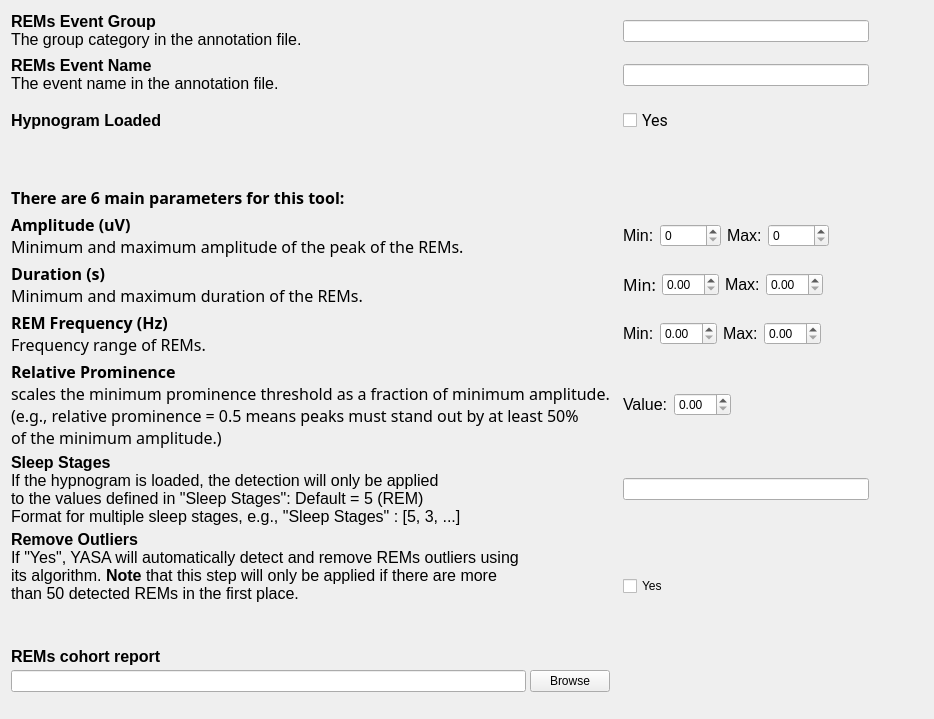
Old version of the form tools/CEAMSTools/DetectREMsYASA/DetectorStep/Ui_DetectorStep.ui in the repository SnoozToolbox/snooz-package-ceams.
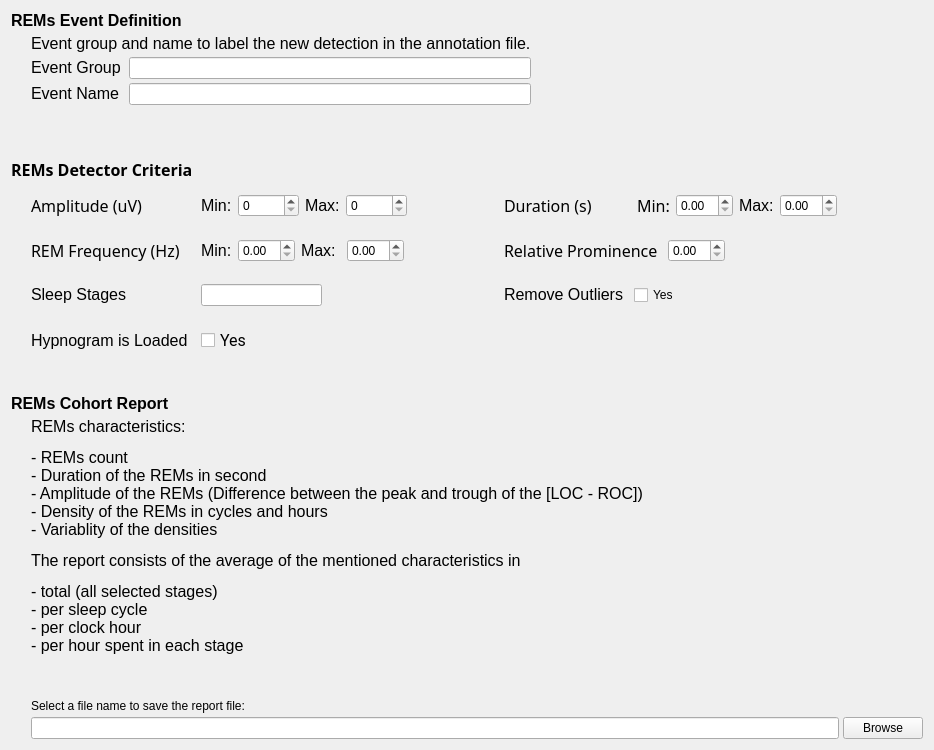
New version of the form.

Commit message: Significant UI changes of the YASA REMs Detection tool and upgrading the tool's version

```diff
--- a/tools/CEAMSTools/DetectREMsYASA/DetectorStep/Ui_DetectorStep.ui
+++ b/tools/CEAMSTools/DetectREMsYASA/DetectorStep/Ui_DetectorStep.ui
@@ -7,7 +7,7 @@
     <x>0</x>
     <y>0</y>
     <width>934</width>
-    <height>719</height>
+    <height>750</height>
    </rect>
   </property>
   <property name="windowTitle">
@@ -22,81 +22,21 @@
      <property name="spacing">
       <number>4</number>
      </property>
-     <item row="6" column="0">
-      <widget class="QLabel" name="label_2">
-       <property name="maximumSize">
-        <size>
-         <width>16777215</width>
-         <height>16777215</height>
-        </size>
+     <item row="4" column="2">
+      <widget class="QFrame" name="frame_7">
+       <property name="frameShape">
+        <enum>QFrame::Shape::NoFrame</enum>
        </property>
-       <property name="font">
-        <font>
-         <family>Roboto-Regular</family>
-         <pointsize>10</pointsize>
-         <italic>false</italic>
-         <bold>false</bold>
-        </font>
+       <property name="frameShadow">
+        <enum>QFrame::Shadow::Raised</enum>
        </property>
        <property name="lineWidth">
         <number>0</number>
        </property>
-       <property name="text">
-        <string>&lt;html&gt;&lt;head/&gt;&lt;body&gt;&lt;p&gt;&lt;span style=&quot; font-size:12pt; font-weight:700;&quot;&gt;Duration (s)&lt;/span&gt;&lt;br/&gt;&lt;span style=&quot; font-size:12pt;&quot;&gt;Minimum and maximum duration of the REMs.&lt;/span&gt;&lt;/p&gt;&lt;/body&gt;&lt;/html&gt;</string>
-       </property>
+       <layout class="QHBoxLayout" name="horizontalLayout_7"/>
       </widget>
      </item>
-     <item row="5" column="3">
-      <spacer name="horizontalSpacer_9">
-       <property name="orientation">
-        <enum>Qt::Orientation::Horizontal</enum>
-       </property>
-       <property name="sizeHint" stdset="0">
-        <size>
-         <width>40</width>
-         <height>20</height>
-        </size>
-       </property>
-      </spacer>
-     </item>
-     <item row="8" column="0" colspan="2">
-      <widget class="QLabel" name="label_4">
-       <property name="maximumSize">
-        <size>
-         <width>16777215</width>
-         <height>16777215</height>
-        </size>
-       </property>
-       <property name="font">
-        <font>
-         <family>Roboto-Regular</family>
-         <pointsize>10</pointsize>
-         <italic>false</italic>
-         <bold>false</bold>
-        </font>
-       </property>
-       <property name="lineWidth">
-        <number>0</number>
-       </property>
-       <property name="text">
-        <string>&lt;html&gt;&lt;head/&gt;&lt;body&gt;&lt;p&gt;&lt;span style=&quot; font-size:12pt; font-weight:700;&quot;&gt;Relative Prominence&lt;/span&gt;&lt;br/&gt;&lt;span style=&quot; font-size:12pt;&quot;&gt;scales the minimum prominence threshold as a fraction of minimum amplitude.&lt;br/&gt;(e.g., relative prominence = 0.5 means peaks must stand out by at least 50%&lt;br/&gt;of the minimum amplitude.)&lt;/span&gt;&lt;/p&gt;&lt;/body&gt;&lt;/html&gt;</string>
-       </property>
-      </widget>
-     </item>
-     <item row="10" column="3">
-      <spacer name="horizontalSpacer_12">
-       <property name="orientation">
-        <enum>Qt::Orientation::Horizontal</enum>
-       </property>
-       <property name="sizeHint" stdset="0">
-        <size>
-         <width>40</width>
-         <height>20</height>
-        </size>
-       </property>
-      </spacer>
-     </item>
-     <item row="1" column="2">
+     <item row="5" column="2">
       <widget class="QFrame" name="frame_6">
        <property name="frameShape">
         <enum>QFrame::Shape::NoFrame</enum>
@@ -107,14 +47,38 @@
        <property name="lineWidth">
         <number>0</number>
        </property>
-       <layout class="QHBoxLayout" name="horizontalLayout_6">
-        <item>
-         <widget class="QLineEdit" name="lineEdit_2"/>
-        </item>
-       </layout>
+       <layout class="QHBoxLayout" name="horizontalLayout_6"/>
       </widget>
      </item>
-     <item row="9" column="2">
+     <item row="15" column="0">
+      <spacer name="verticalSpacer_4">
+       <property name="orientation">
+        <enum>Qt::Orientation::Vertical</enum>
+       </property>
+       <property name="sizeHint" stdset="0">
+        <size>
+         <width>20</width>
+         <height>40</height>
+        </size>
+       </property>
+      </spacer>
+     </item>
+     <item row="6" column="0" colspan="4">
+      <layout class="QGridLayout" name="gridLayout_5">
+       <item row="0" column="3">
+        <spacer name="horizontalSpacer_3">
+         <property name="orientation">
+          <enum>Qt::Orientation::Horizontal</enum>
+         </property>
+         <property name="sizeHint" stdset="0">
+          <size>
+           <width>40</width>
+           <height>20</height>
+          </size>
+         </property>
+        </spacer>
+       </item>
+       <item row="2" column="2">
       <widget class="QFrame" name="frame_8">
        <property name="frameShape">
         <enum>QFrame::Shape::NoFrame</enum>
@@ -129,27 +93,24 @@
         <item>
          <widget class="QLineEdit" name="lineEdit_3"/>
         </item>
-       </layout>
-      </widget>
-     </item>
-     <item row="1" column="0" colspan="2">
-      <widget class="QLabel" name="label_9">
-       <property name="maximumSize">
+          <item>
+           <spacer name="horizontalSpacer_2">
+            <property name="orientation">
+             <enum>Qt::Orientation::Horizontal</enum>
+            </property>
+            <property name="sizeHint" stdset="0">
         <size>
-         <width>16777215</width>
-         <height>16777215</height>
-        </size>
-       </property>
-       <property name="lineWidth">
-        <number>0</number>
-       </property>
-       <property name="text">
-        <string>&lt;html&gt;&lt;head/&gt;&lt;body&gt;&lt;p&gt;&lt;span style=&quot; font-size:12pt; font-weight:700;&quot;&gt;REMs Event Name&lt;/span&gt;&lt;br/&gt;&lt;span style=&quot; font-size:12pt;&quot;&gt;The event name in the annotation file.&lt;/span&gt;&lt;/p&gt;&lt;/body&gt;&lt;/html&gt;</string>
-       </property>
-      </widget>
-     </item>
-     <item row="0" column="2">
-      <widget class="QFrame" name="frame_7">
+              <width>40</width>
+              <height>20</height>
+             </size>
+            </property>
+           </spacer>
+          </item>
+         </layout>
+        </widget>
+       </item>
+       <item row="3" column="2">
+        <widget class="QFrame" name="frame_9">
        <property name="frameShape">
         <enum>QFrame::Shape::NoFrame</enum>
        </property>
@@ -159,14 +120,29 @@
        <property name="lineWidth">
         <number>0</number>
        </property>
-       <layout class="QHBoxLayout" name="horizontalLayout_7">
+         <layout class="QHBoxLayout" name="horizontalLayout_9">
         <item>
-         <widget class="QLineEdit" name="lineEdit"/>
+           <widget class="QCheckBox" name="checkBox_2">
+            <property name="font">
+             <font>
+              <family>Roboto</family>
+              <pointsize>12</pointsize>
+              <italic>false</italic>
+              <bold>false</bold>
+             </font>
+            </property>
+            <property name="styleSheet">
+             <string notr="true">font: 12pt &quot;Roboto&quot;;</string>
+            </property>
+            <property name="text">
+             <string>Yes</string>
+            </property>
+           </widget>
         </item>
        </layout>
       </widget>
      </item>
-     <item row="6" column="2">
+       <item row="0" column="4">
       <widget class="QFrame" name="frame_2">
        <property name="frameShape">
         <enum>QFrame::Shape::NoFrame</enum>
@@ -178,6 +154,43 @@
         <number>0</number>
        </property>
        <layout class="QHBoxLayout" name="horizontalLayout_2">
+          <item>
+           <widget class="QLabel" name="label_2">
+            <property name="maximumSize">
+             <size>
+              <width>16777215</width>
+              <height>16777215</height>
+             </size>
+            </property>
+            <property name="font">
+             <font>
+              <family>Roboto-Regular</family>
+              <pointsize>10</pointsize>
+              <italic>false</italic>
+              <bold>false</bold>
+             </font>
+            </property>
+            <property name="lineWidth">
+             <number>0</number>
+            </property>
+            <property name="text">
+             <string>&lt;html&gt;&lt;head/&gt;&lt;body&gt;&lt;p&gt;&lt;span style=&quot; font-size:12pt;&quot;&gt;Duration (s)&lt;/span&gt;&lt;/p&gt;&lt;/body&gt;&lt;/html&gt;</string>
+            </property>
+           </widget>
+          </item>
+          <item>
+           <spacer name="horizontalSpacer_12">
+            <property name="orientation">
+             <enum>Qt::Orientation::Horizontal</enum>
+            </property>
+            <property name="sizeHint" stdset="0">
+             <size>
+              <width>40</width>
+              <height>20</height>
+             </size>
+            </property>
+           </spacer>
+          </item>
         <item>
          <widget class="QLabel" name="label_11">
           <property name="font">
@@ -215,7 +228,20 @@
          </widget>
         </item>
         <item>
-         <spacer name="horizontalSpacer_2">
+           <spacer name="horizontalSpacer_5">
+            <property name="orientation">
+             <enum>Qt::Orientation::Horizontal</enum>
+            </property>
+            <property name="sizeHint" stdset="0">
+             <size>
+              <width>40</width>
+              <height>20</height>
+             </size>
+            </property>
+           </spacer>
+          </item>
+          <item>
+           <spacer name="horizontalSpacer_7">
           <property name="orientation">
            <enum>Qt::Orientation::Horizontal</enum>
           </property>
@@ -230,7 +256,39 @@
        </layout>
       </widget>
      </item>
-     <item row="7" column="3">
+       <item row="2" column="4">
+        <widget class="QFrame" name="frame_5">
+         <property name="frameShape">
+          <enum>QFrame::Shape::NoFrame</enum>
+         </property>
+         <property name="frameShadow">
+          <enum>QFrame::Shadow::Raised</enum>
+         </property>
+         <property name="lineWidth">
+          <number>0</number>
+         </property>
+         <layout class="QHBoxLayout" name="horizontalLayout_5">
+          <item>
+           <widget class="QLabel" name="label_7">
+            <property name="lineWidth">
+             <number>0</number>
+            </property>
+            <property name="text">
+             <string>&lt;html&gt;&lt;head/&gt;&lt;body&gt;&lt;p&gt;&lt;span style=&quot; font-size:12pt;&quot;&gt;Remove Outliers     &lt;/span&gt;&lt;/p&gt;&lt;/body&gt;&lt;/html&gt;</string>
+            </property>
+           </widget>
+          </item>
+          <item>
+           <widget class="QCheckBox" name="checkBox">
+            <property name="styleSheet">
+             <string notr="true">font: 12pt &quot;Roboto&quot;;</string>
+            </property>
+            <property name="text">
+             <string>Yes</string>
+            </property>
+           </widget>
+          </item>
+          <item>
       <spacer name="horizontalSpacer_4">
        <property name="orientation">
         <enum>Qt::Orientation::Horizontal</enum>
@@ -243,42 +301,100 @@
        </property>
       </spacer>
      </item>
-     <item row="2" column="0">
+         </layout>
+        </widget>
+       </item>
+       <item row="1" column="1">
+        <widget class="QLabel" name="label_3">
+         <property name="maximumSize">
+          <size>
+           <width>16777215</width>
+           <height>16777215</height>
+          </size>
+         </property>
+         <property name="font">
+          <font>
+           <family>Roboto-Regular</family>
+           <pointsize>10</pointsize>
+           <italic>false</italic>
+           <bold>false</bold>
+          </font>
+         </property>
+         <property name="lineWidth">
+          <number>0</number>
+         </property>
+         <property name="text">
+          <string>&lt;html&gt;&lt;head/&gt;&lt;body&gt;&lt;p&gt;&lt;span style=&quot; font-size:12pt;&quot;&gt;REM Frequency (Hz)&lt;/span&gt;&lt;/p&gt;&lt;/body&gt;&lt;/html&gt;</string>
+         </property>
+         <property name="wordWrap">
+          <bool>true</bool>
+         </property>
+        </widget>
+       </item>
+       <item row="3" column="1">
       <widget class="QLabel" name="label_6">
        <property name="text">
-        <string>&lt;html&gt;&lt;head/&gt;&lt;body&gt;&lt;p&gt;&lt;span style=&quot; font-size:12pt; font-weight:700;&quot;&gt;Hypnogram Loaded&lt;/span&gt;&lt;/p&gt;&lt;/body&gt;&lt;/html&gt;</string>
-       </property>
-      </widget>
-     </item>
-     <item row="9" column="0" colspan="2">
-      <widget class="QLabel" name="label_16">
-       <property name="lineWidth">
-        <number>0</number>
-       </property>
-       <property name="text">
-        <string>&lt;html&gt;&lt;head/&gt;&lt;body&gt;&lt;p&gt;&lt;span style=&quot; font-size:12pt; font-weight:700;&quot;&gt;Sleep Stages&lt;/span&gt;&lt;br/&gt;&lt;span style=&quot; font-size:12pt;&quot;&gt;If the hypnogram is loaded, the detection will only be applied&lt;br/&gt;to the values defined in &amp;quot;Sleep Stages&amp;quot;: Default = 5 (REM)&lt;br/&gt;Format for multiple sleep stages, e.g., &amp;quot;Sleep Stages&amp;quot; : [5, 3, ...]&lt;/span&gt;&lt;/p&gt;&lt;/body&gt;&lt;/html&gt;</string>
-       </property>
-      </widget>
-     </item>
-     <item row="5" column="0">
-      <widget class="QLabel" name="label_8">
-       <property name="font">
-        <font>
-         <family>Roboto-Regular</family>
-         <pointsize>10</pointsize>
-         <italic>false</italic>
-         <bold>false</bold>
-        </font>
-       </property>
-       <property name="lineWidth">
-        <number>0</number>
-       </property>
-       <property name="text">
-        <string>&lt;html&gt;&lt;head/&gt;&lt;body&gt;&lt;p&gt;&lt;span style=&quot; font-size:12pt; font-weight:700;&quot;&gt;Amplitude (uV)&lt;/span&gt;&lt;br/&gt;&lt;span style=&quot; font-size:12pt;&quot;&gt;Minimum and maximum amplitude of the peak of the REMs.&lt;/span&gt;&lt;/p&gt;&lt;/body&gt;&lt;/html&gt;</string>
+          <string>&lt;html&gt;&lt;head/&gt;&lt;body&gt;&lt;p&gt;&lt;span style=&quot; font-size:12pt;&quot;&gt;Hypnogram is Loaded&lt;/span&gt;&lt;/p&gt;&lt;/body&gt;&lt;/html&gt;</string>
        </property>
       </widget>
      </item>
      <item row="1" column="3">
+        <spacer name="horizontalSpacer">
+         <property name="orientation">
+          <enum>Qt::Orientation::Horizontal</enum>
+         </property>
+         <property name="sizeHint" stdset="0">
+          <size>
+           <width>40</width>
+           <height>20</height>
+          </size>
+         </property>
+        </spacer>
+       </item>
+       <item row="1" column="4">
+        <widget class="QFrame" name="frame_4">
+         <property name="frameShape">
+          <enum>QFrame::Shape::NoFrame</enum>
+         </property>
+         <property name="frameShadow">
+          <enum>QFrame::Shadow::Raised</enum>
+         </property>
+         <property name="lineWidth">
+          <number>0</number>
+         </property>
+         <layout class="QHBoxLayout" name="horizontalLayout_4">
+          <item>
+           <widget class="QLabel" name="label_4">
+            <property name="maximumSize">
+             <size>
+              <width>16777215</width>
+              <height>16777215</height>
+             </size>
+            </property>
+            <property name="font">
+             <font>
+              <family>Roboto-Regular</family>
+              <pointsize>10</pointsize>
+              <italic>false</italic>
+              <bold>false</bold>
+             </font>
+            </property>
+            <property name="lineWidth">
+             <number>0</number>
+            </property>
+            <property name="text">
+             <string>&lt;html&gt;&lt;head/&gt;&lt;body&gt;&lt;p&gt;&lt;span style=&quot; font-size:12pt;&quot;&gt;Relative Prominence   &lt;/span&gt;&lt;/p&gt;&lt;/body&gt;&lt;/html&gt;</string>
+            </property>
+           </widget>
+          </item>
+          <item>
+           <widget class="QDoubleSpinBox" name="doubleSpinBox_2">
+            <property name="singleStep">
+             <double>0.010000000000000</double>
+            </property>
+           </widget>
+          </item>
+          <item>
       <spacer name="horizontalSpacer_8">
        <property name="orientation">
         <enum>Qt::Orientation::Horizontal</enum>
@@ -291,7 +407,114 @@
        </property>
       </spacer>
      </item>
-     <item row="7" column="2">
+         </layout>
+        </widget>
+       </item>
+       <item row="0" column="2">
+        <widget class="QFrame" name="frame">
+         <property name="frameShape">
+          <enum>QFrame::Shape::NoFrame</enum>
+         </property>
+         <property name="frameShadow">
+          <enum>QFrame::Shadow::Raised</enum>
+         </property>
+         <property name="lineWidth">
+          <number>0</number>
+         </property>
+         <layout class="QHBoxLayout" name="horizontalLayout">
+          <item>
+           <widget class="QLabel" name="label_18">
+            <property name="text">
+             <string>&lt;html&gt;&lt;head/&gt;&lt;body&gt;&lt;p&gt;&lt;span style=&quot; font-size:12pt;&quot;&gt;Min:&lt;/span&gt;&lt;/p&gt;&lt;/body&gt;&lt;/html&gt;</string>
+            </property>
+           </widget>
+          </item>
+          <item>
+           <widget class="QSpinBox" name="spinBox_2">
+            <property name="maximum">
+             <number>10000</number>
+            </property>
+           </widget>
+          </item>
+          <item>
+           <widget class="QLabel" name="label_17">
+            <property name="text">
+             <string>&lt;html&gt;&lt;head/&gt;&lt;body&gt;&lt;p&gt;&lt;span style=&quot; font-size:12pt;&quot;&gt;Max:&lt;/span&gt;&lt;/p&gt;&lt;/body&gt;&lt;/html&gt;</string>
+            </property>
+           </widget>
+          </item>
+          <item>
+           <widget class="QSpinBox" name="spinBox">
+            <property name="maximum">
+             <number>10000</number>
+            </property>
+           </widget>
+          </item>
+          <item>
+           <spacer name="horizontalSpacer_10">
+            <property name="orientation">
+             <enum>Qt::Orientation::Horizontal</enum>
+            </property>
+            <property name="sizeHint" stdset="0">
+             <size>
+              <width>40</width>
+              <height>20</height>
+             </size>
+            </property>
+           </spacer>
+          </item>
+         </layout>
+        </widget>
+       </item>
+       <item row="2" column="0">
+        <spacer name="verticalSpacer_2">
+         <property name="orientation">
+          <enum>Qt::Orientation::Vertical</enum>
+         </property>
+         <property name="sizeHint" stdset="0">
+          <size>
+           <width>20</width>
+           <height>40</height>
+          </size>
+         </property>
+        </spacer>
+       </item>
+       <item row="2" column="1">
+        <widget class="QLabel" name="label_16">
+         <property name="lineWidth">
+          <number>0</number>
+         </property>
+         <property name="text">
+          <string>&lt;html&gt;&lt;head/&gt;&lt;body&gt;&lt;p&gt;&lt;span style=&quot; font-size:12pt;&quot;&gt;Sleep Stages&lt;/span&gt;&lt;/p&gt;&lt;/body&gt;&lt;/html&gt;</string>
+         </property>
+        </widget>
+       </item>
+       <item row="0" column="1">
+        <widget class="QLabel" name="label_8">
+         <property name="font">
+          <font>
+           <family>Roboto-Regular</family>
+           <pointsize>10</pointsize>
+           <italic>false</italic>
+           <bold>false</bold>
+          </font>
+         </property>
+         <property name="lineWidth">
+          <number>0</number>
+         </property>
+         <property name="text">
+          <string>&lt;html&gt;&lt;head/&gt;&lt;body&gt;&lt;p&gt;&lt;span style=&quot; font-size:12pt;&quot;&gt;Amplitude (uV)&lt;/span&gt;&lt;/p&gt;&lt;/body&gt;&lt;/html&gt;</string>
+         </property>
+        </widget>
+       </item>
+       <item row="3" column="3">
+        <widget class="QLabel" name="label_22">
+         <property name="text">
+          <string/>
+         </property>
+        </widget>
+       </item>
+       <item row="1" column="2">
       <widget class="QFrame" name="frame_3">
        <property name="frameShape">
         <enum>QFrame::Shape::NoFrame</enum>
@@ -320,7 +543,7 @@
         <item>
          <widget class="QLabel" name="label_14">
           <property name="text">
-           <string>&lt;html&gt;&lt;head/&gt;&lt;body&gt;&lt;p&gt;&lt;span style=&quot; font-size:12pt;&quot;&gt;Max:&lt;/span&gt;&lt;/p&gt;&lt;/body&gt;&lt;/html&gt;</string>
+             <string>&lt;html&gt;&lt;head/&gt;&lt;body&gt;&lt;p&gt;&lt;span style=&quot; font-size:12pt;&quot;&gt;Max: &lt;/span&gt;&lt;/p&gt;&lt;/body&gt;&lt;/html&gt;</string>
           </property>
          </widget>
         </item>
@@ -332,88 +555,6 @@
          </widget>
         </item>
         <item>
-         <spacer name="horizontalSpacer_3">
-          <property name="orientation">
-           <enum>Qt::Orientation::Horizontal</enum>
-          </property>
-          <property name="sizeHint" stdset="0">
-           <size>
-            <width>40</width>
-            <height>20</height>
-           </size>
-          </property>
-         </spacer>
-        </item>
-       </layout>
-      </widget>
-     </item>
-     <item row="6" column="3">
-      <spacer name="horizontalSpacer_10">
-       <property name="orientation">
-        <enum>Qt::Orientation::Horizontal</enum>
-       </property>
-       <property name="sizeHint" stdset="0">
-        <size>
-         <width>40</width>
-         <height>20</height>
-        </size>
-       </property>
-      </spacer>
-     </item>
-     <item row="7" column="0">
-      <widget class="QLabel" name="label_3">
-       <property name="maximumSize">
-        <size>
-         <width>16777215</width>
-         <height>16777215</height>
-        </size>
-       </property>
-       <property name="font">
-        <font>
-         <family>Roboto-Regular</family>
-         <pointsize>10</pointsize>
-         <italic>false</italic>
-         <bold>false</bold>
-        </font>
-       </property>
-       <property name="lineWidth">
-        <number>0</number>
-       </property>
-       <property name="text">
-        <string>&lt;html&gt;&lt;head/&gt;&lt;body&gt;&lt;p&gt;&lt;span style=&quot; font-size:12pt; font-weight:700;&quot;&gt;REM Frequency (Hz)&lt;/span&gt;&lt;br/&gt;&lt;span style=&quot; font-size:12pt;&quot;&gt;Frequency range of REMs.&lt;/span&gt;&lt;/p&gt;&lt;/body&gt;&lt;/html&gt;</string>
-       </property>
-       <property name="wordWrap">
-        <bool>true</bool>
-       </property>
-      </widget>
-     </item>
-     <item row="17" column="0">
-      <spacer name="verticalSpacer">
-       <property name="orientation">
-        <enum>Qt::Orientation::Vertical</enum>
-       </property>
-       <property name="sizeHint" stdset="0">
-        <size>
-         <width>20</width>
-         <height>40</height>
-        </size>
-       </property>
-      </spacer>
-     </item>
-     <item row="0" column="3">
-      <spacer name="horizontalSpacer_6">
-       <property name="orientation">
-        <enum>Qt::Orientation::Horizontal</enum>
-       </property>
-       <property name="sizeHint" stdset="0">
-        <size>
-         <width>40</width>
-         <height>20</height>
-        </size>
-       </property>
-      </spacer>
-     </item>
-     <item row="9" column="3">
       <spacer name="horizontalSpacer_11">
        <property name="orientation">
         <enum>Qt::Orientation::Horizontal</enum>
@@ -426,191 +567,42 @@
        </property>
       </spacer>
      </item>
-     <item row="13" column="0">
+         </layout>
+        </widget>
+       </item>
+      </layout>
+     </item>
+     <item row="1" column="0">
+      <widget class="QLabel" name="label_19">
+       <property name="text">
+        <string>&lt;html&gt;&lt;head/&gt;&lt;body&gt;&lt;p&gt;&lt;span style=&quot; font-size:12pt; font-weight:700;&quot;&gt;REMs Event Definition&lt;/span&gt;&lt;/p&gt;&lt;/body&gt;&lt;/html&gt;</string>
+       </property>
+      </widget>
+     </item>
+     <item row="17" column="0">
       <widget class="QLabel" name="label_10">
        <property name="text">
-        <string>&lt;html&gt;&lt;head/&gt;&lt;body&gt;&lt;p&gt;&lt;span style=&quot; font-size:12pt; font-weight:700;&quot;&gt;REMs cohort report&lt;/span&gt;&lt;/p&gt;&lt;/body&gt;&lt;/html&gt;</string>
+        <string>&lt;html&gt;&lt;head/&gt;&lt;body&gt;&lt;p&gt;&lt;span style=&quot; font-size:12pt; font-weight:700;&quot;&gt;REMs Cohort Report&lt;/span&gt;&lt;/p&gt;&lt;/body&gt;&lt;/html&gt;</string>
        </property>
       </widget>
      </item>
-     <item row="8" column="2" colspan="2">
-      <widget class="QFrame" name="frame_4">
-       <property name="frameShape">
-        <enum>QFrame::Shape::NoFrame</enum>
-       </property>
-       <property name="frameShadow">
-        <enum>QFrame::Shadow::Raised</enum>
-       </property>
-       <property name="lineWidth">
-        <number>0</number>
-       </property>
-       <layout class="QHBoxLayout" name="horizontalLayout_4">
-        <item>
-         <widget class="QLabel" name="label_5">
-          <property name="text">
-           <string>&lt;html&gt;&lt;head/&gt;&lt;body&gt;&lt;p&gt;&lt;span style=&quot; font-size:12pt;&quot;&gt;Value:&lt;/span&gt;&lt;/p&gt;&lt;/body&gt;&lt;/html&gt;</string>
-          </property>
-         </widget>
-        </item>
-        <item>
-         <widget class="QDoubleSpinBox" name="doubleSpinBox_2">
-          <property name="singleStep">
-           <double>0.010000000000000</double>
-          </property>
-         </widget>
-        </item>
-        <item>
-         <spacer name="horizontalSpacer_5">
-          <property name="orientation">
-           <enum>Qt::Orientation::Horizontal</enum>
-          </property>
-          <property name="sizeHint" stdset="0">
-           <size>
-            <width>40</width>
-            <height>20</height>
-           </size>
-          </property>
-         </spacer>
-        </item>
-       </layout>
-      </widget>
-     </item>
-     <item row="10" column="0" colspan="2">
-      <widget class="QLabel" name="label_7">
-       <property name="lineWidth">
-        <number>0</number>
-       </property>
-       <property name="text">
-        <string>&lt;html&gt;&lt;head/&gt;&lt;body&gt;&lt;p&gt;&lt;span style=&quot; font-size:12pt; font-weight:700;&quot;&gt;Remove Outliers&lt;/span&gt;&lt;br/&gt;&lt;span style=&quot; font-size:12pt;&quot;&gt;If &amp;quot;Yes&amp;quot;, YASA will automatically detect and remove REMs outliers using&lt;br/&gt;its algorithm. &lt;/span&gt;&lt;span style=&quot; font-size:12pt; font-weight:600;&quot;&gt;Note&lt;/span&gt;&lt;span style=&quot; font-size:12pt;&quot;&gt; that this step will only be applied if there are more&lt;br/&gt;than 50 detected REMs in the first place.&lt;/span&gt;&lt;/p&gt;&lt;p&gt;&lt;br/&gt;&lt;/p&gt;&lt;/body&gt;&lt;/html&gt;</string>
-       </property>
-      </widget>
-     </item>
-     <item row="10" column="2">
-      <widget class="QFrame" name="frame_5">
-       <property name="frameShape">
-        <enum>QFrame::Shape::NoFrame</enum>
-       </property>
-       <property name="frameShadow">
-        <enum>QFrame::Shadow::Raised</enum>
-       </property>
-       <property name="lineWidth">
-        <number>0</number>
-       </property>
-       <layout class="QHBoxLayout" name="horizontalLayout_5">
-        <item>
-         <widget class="QCheckBox" name="checkBox">
-          <property name="styleSheet">
-           <string notr="true">font: 12pt &quot;Roboto&quot;;</string>
-          </property>
-          <property name="text">
-           <string>Yes</string>
-          </property>
-         </widget>
-        </item>
-       </layout>
-      </widget>
-     </item>
-     <item row="2" column="2">
-      <widget class="QFrame" name="frame_9">
-       <property name="frameShape">
-        <enum>QFrame::Shape::NoFrame</enum>
-       </property>
-       <property name="frameShadow">
-        <enum>QFrame::Shadow::Raised</enum>
-       </property>
-       <property name="lineWidth">
-        <number>0</number>
-       </property>
-       <layout class="QHBoxLayout" name="horizontalLayout_9">
-        <item>
-         <widget class="QCheckBox" name="checkBox_2">
-          <property name="font">
-           <font>
-            <family>Roboto</family>
-            <pointsize>12</pointsize>
-            <italic>false</italic>
-            <bold>false</bold>
-           </font>
-          </property>
-          <property name="styleSheet">
-           <string notr="true">font: 12pt &quot;Roboto&quot;;</string>
-          </property>
-          <property name="text">
-           <string>Yes</string>
-          </property>
-         </widget>
-        </item>
-       </layout>
-      </widget>
-     </item>
-     <item row="0" column="0" colspan="2">
+     <item row="2" column="0" colspan="4">
+      <layout class="QGridLayout" name="gridLayout_4">
+       <item row="2" column="3">
+        <widget class="QLineEdit" name="lineEdit"/>
+       </item>
+       <item row="2" column="1">
       <widget class="QLabel" name="label_15">
        <property name="lineWidth">
         <number>-3</number>
        </property>
        <property name="text">
-        <string>&lt;html&gt;&lt;head/&gt;&lt;body&gt;&lt;p&gt;&lt;span style=&quot; font-size:12pt; font-weight:700;&quot;&gt;REMs Event Group&lt;/span&gt;&lt;br/&gt;&lt;span style=&quot; font-size:12pt;&quot;&gt;The group category in the annotation file.&lt;/span&gt;&lt;/p&gt;&lt;/body&gt;&lt;/html&gt;</string>
+          <string>&lt;html&gt;&lt;head/&gt;&lt;body&gt;&lt;p&gt;&lt;span style=&quot; font-size:12pt;&quot;&gt;Event Group&lt;/span&gt;&lt;/p&gt;&lt;/body&gt;&lt;/html&gt;</string>
        </property>
       </widget>
      </item>
-     <item row="3" column="0" colspan="2">
-      <spacer name="verticalSpacer_2">
-       <property name="orientation">
-        <enum>Qt::Orientation::Vertical</enum>
-       </property>
-       <property name="sizeType">
-        <enum>QSizePolicy::Policy::Fixed</enum>
-       </property>
-       <property name="sizeHint" stdset="0">
-        <size>
-         <width>20</width>
-         <height>40</height>
-        </size>
-       </property>
-      </spacer>
-     </item>
-     <item row="5" column="2">
-      <widget class="QFrame" name="frame">
-       <property name="frameShape">
-        <enum>QFrame::Shape::NoFrame</enum>
-       </property>
-       <property name="frameShadow">
-        <enum>QFrame::Shadow::Raised</enum>
-       </property>
-       <property name="lineWidth">
-        <number>0</number>
-       </property>
-       <layout class="QHBoxLayout" name="horizontalLayout">
-        <item>
-         <widget class="QLabel" name="label_18">
-          <property name="text">
-           <string>&lt;html&gt;&lt;head/&gt;&lt;body&gt;&lt;p&gt;&lt;span style=&quot; font-size:12pt;&quot;&gt;Min:&lt;/span&gt;&lt;/p&gt;&lt;/body&gt;&lt;/html&gt;</string>
-          </property>
-         </widget>
-        </item>
-        <item>
-         <widget class="QSpinBox" name="spinBox_2">
-          <property name="maximum">
-           <number>10000</number>
-          </property>
-         </widget>
-        </item>
-        <item>
-         <widget class="QLabel" name="label_17">
-          <property name="text">
-           <string>&lt;html&gt;&lt;head/&gt;&lt;body&gt;&lt;p&gt;&lt;span style=&quot; font-size:12pt;&quot;&gt;Max:&lt;/span&gt;&lt;/p&gt;&lt;/body&gt;&lt;/html&gt;</string>
-          </property>
-         </widget>
-        </item>
-        <item>
-         <widget class="QSpinBox" name="spinBox">
-          <property name="maximum">
-           <number>10000</number>
-          </property>
-         </widget>
-        </item>
-        <item>
-         <spacer name="horizontalSpacer">
+       <item row="2" column="4">
+        <spacer name="horizontalSpacer_6">
           <property name="orientation">
            <enum>Qt::Orientation::Horizontal</enum>
           </property>
@@ -622,10 +614,48 @@
           </property>
          </spacer>
         </item>
-       </layout>
-      </widget>
+       <item row="3" column="3">
+        <widget class="QLineEdit" name="lineEdit_2"/>
+       </item>
+       <item row="0" column="1" colspan="3">
+        <widget class="QLabel" name="label_20">
+         <property name="text">
+          <string>&lt;html&gt;&lt;head/&gt;&lt;body&gt;&lt;p&gt;&lt;span style=&quot; font-size:12pt;&quot;&gt;Event group and name to label the new detection in the annotation file.&lt;/span&gt;&lt;/p&gt;&lt;/body&gt;&lt;/html&gt;</string>
+         </property>
+        </widget>
+       </item>
+       <item row="3" column="1">
+        <widget class="QLabel" name="label_9">
+         <property name="maximumSize">
+          <size>
+           <width>16777215</width>
+           <height>16777215</height>
+          </size>
+         </property>
+         <property name="lineWidth">
+          <number>0</number>
+         </property>
+         <property name="text">
+          <string>&lt;html&gt;&lt;head/&gt;&lt;body&gt;&lt;p&gt;&lt;span style=&quot; font-size:12pt;&quot;&gt;Event Name&lt;/span&gt;&lt;/p&gt;&lt;/body&gt;&lt;/html&gt;</string>
+         </property>
+        </widget>
+       </item>
+       <item row="4" column="0">
+        <spacer name="verticalSpacer_3">
+         <property name="orientation">
+          <enum>Qt::Orientation::Vertical</enum>
+         </property>
+         <property name="sizeHint" stdset="0">
+          <size>
+           <width>20</width>
+           <height>40</height>
+          </size>
+         </property>
+        </spacer>
+       </item>
+      </layout>
      </item>
-     <item row="4" column="0" colspan="2">
+     <item row="5" column="0" colspan="2">
       <widget class="QLabel" name="label">
        <property name="maximumSize">
         <size>
@@ -645,26 +675,57 @@
         <number>0</number>
        </property>
        <property name="text">
-        <string>&lt;html&gt;&lt;head/&gt;&lt;body&gt;&lt;p&gt;&lt;span style=&quot; font-size:12pt; font-weight:700;&quot;&gt;There are 6 main parameters for this tool:&lt;/span&gt;&lt;/p&gt;&lt;/body&gt;&lt;/html&gt;</string>
+        <string>&lt;html&gt;&lt;head/&gt;&lt;body&gt;&lt;p&gt;&lt;span style=&quot; font-size:12pt; font-weight:700;&quot;&gt;REMs Detector Criteria&lt;/span&gt;&lt;/p&gt;&lt;/body&gt;&lt;/html&gt;</string>
        </property>
        <property name="wordWrap">
         <bool>true</bool>
        </property>
       </widget>
      </item>
-     <item row="14" column="0">
-      <widget class="QLineEdit" name="lineEdit_CohortFilename">
-       <property name="frame">
-        <bool>true</bool>
+     <item row="20" column="0" colspan="4">
+      <layout class="QGridLayout" name="gridLayout_7">
+       <item row="0" column="1">
+        <widget class="QLabel" name="label_5">
+         <property name="text">
+          <string>&lt;html&gt;&lt;head/&gt;&lt;body&gt;&lt;p&gt;&lt;span style=&quot; font-size:12pt;&quot;&gt;REMs characteristics:&lt;/span&gt;&lt;/p&gt;&lt;p&gt;&lt;span style=&quot; font-size:12pt;&quot;&gt;	- REMs count&lt;br/&gt;- Duration of the REMs in second&lt;br/&gt;- Amplitude of the REMs (Difference between the peak and trough of the [LOC - ROC])&lt;br/&gt;- Density of the REMs in cycles and hours&lt;br/&gt;- Variablity of the densities&lt;/span&gt;&lt;/p&gt;&lt;p&gt;&lt;span style=&quot; font-size:12pt;&quot;&gt;The report consists of the average of the mentioned characteristics in&lt;/span&gt;&lt;/p&gt;&lt;p&gt;&lt;span style=&quot; font-size:12pt;&quot;&gt;- total (all selected stages)&lt;br/&gt;- per sleep cycle&lt;br/&gt;- per clock hour&lt;br/&gt;- per hour spent in each stage&lt;/span&gt;&lt;/p&gt;&lt;p&gt;&lt;br/&gt;&lt;/p&gt;&lt;/body&gt;&lt;/html&gt;</string>
        </property>
       </widget>
      </item>
-     <item row="14" column="1">
+       <item row="2" column="2">
       <widget class="QPushButton" name="pushButton_CohortFilename">
        <property name="text">
         <string>Browse</string>
        </property>
       </widget>
+       </item>
+       <item row="0" column="0">
+        <spacer name="verticalSpacer_5">
+         <property name="orientation">
+          <enum>Qt::Orientation::Vertical</enum>
+         </property>
+         <property name="sizeHint" stdset="0">
+          <size>
+           <width>20</width>
+           <height>40</height>
+          </size>
+         </property>
+        </spacer>
+       </item>
+       <item row="2" column="1">
+        <widget class="QLineEdit" name="lineEdit_CohortFilename">
+         <property name="frame">
+          <bool>true</bool>
+         </property>
+        </widget>
+       </item>
+       <item row="1" column="1">
+        <widget class="QLabel" name="label_21">
+         <property name="text">
+          <string>&lt;html&gt;&lt;head/&gt;&lt;body&gt;&lt;p&gt;&lt;span style=&quot; font-size:12pt;&quot;&gt;Select a file name to save the report file:&lt;/span&gt;&lt;/p&gt;&lt;/body&gt;&lt;/html&gt;</string>
+         </property>
+        </widget>
+       </item>
+      </layout>
      </item>
     </layout>
    </item>
```
Lines whose indentation alone changed are shown as unchanged. The commit also changes 14 other files.
